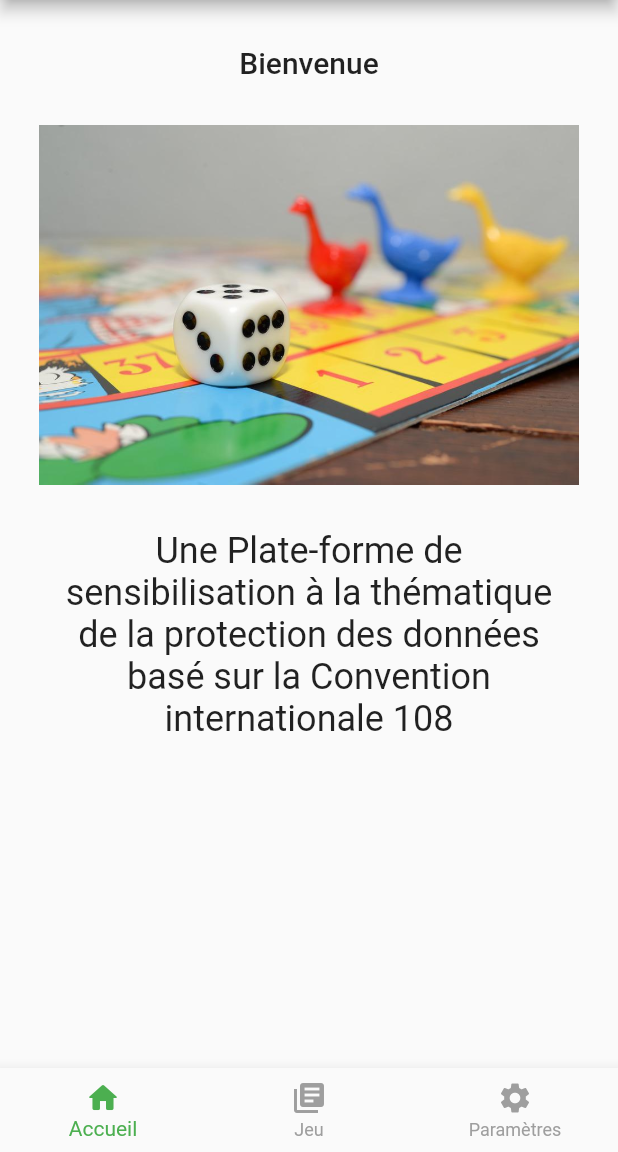
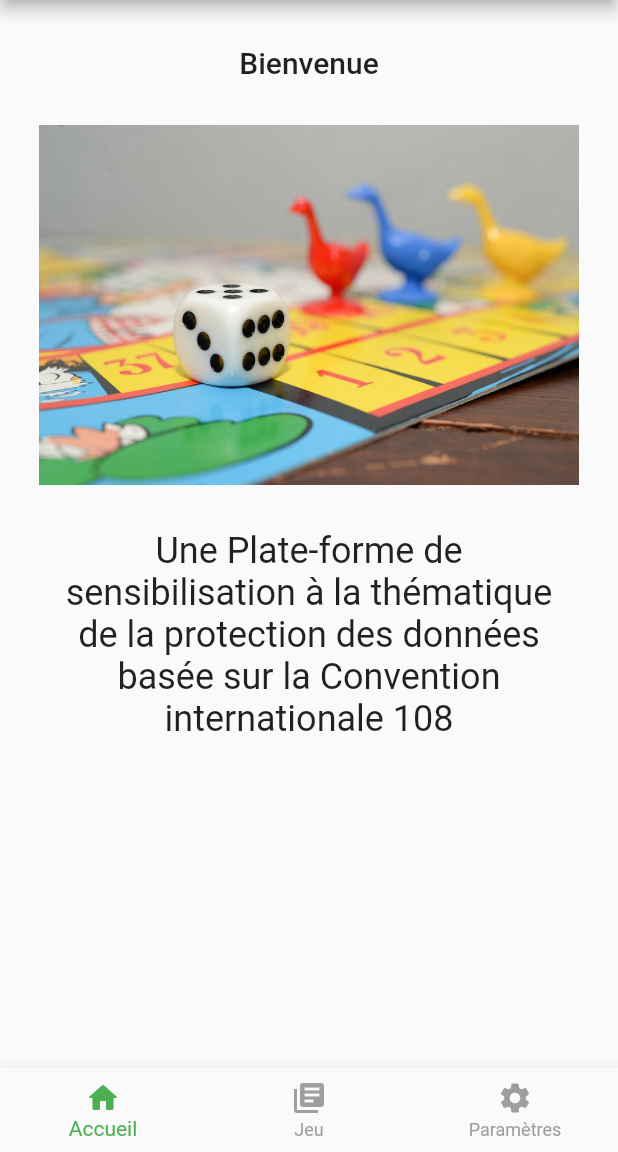
Before and after one commit to LeonardFavre95/jeu_de_loi, a Flutter app: the HomeScreen screen opened by its route, on a phone screen of 412 x 824 dp, the part 84-1236 px from its top. Run offline on Flutter 3.47's test engine with Material 2 defaults, Android fonts, the phone set to English and light mode, and no system bars; our stand-ins replace audioplayers, firebase_auth, firebase_core, modal_progress_hud_nsn, shared_preferences; accounts and stored records are empty.

Commit message:
orthographe titre

```diff
--- a/lib/screen/home_sub_accueil.dart
+++ b/lib/screen/home_sub_accueil.dart
@@ -28,7 +28,7 @@ class HomeSubAccueilState extends State<HomeSubAccueil> {
       Padding(
         padding: const EdgeInsets.all(30),
         child: Text(
-          'Une Plate-forme de sensibilisation à la thématique de la protection des données basé sur la Convention internationale 108',
+          'Une Plate-forme de sensibilisation à la thématique de la protection des données basée sur la Convention internationale 108',
           style: Theme.of(context).textTheme.headline5,
           textAlign: TextAlign.center,
         ),
```
